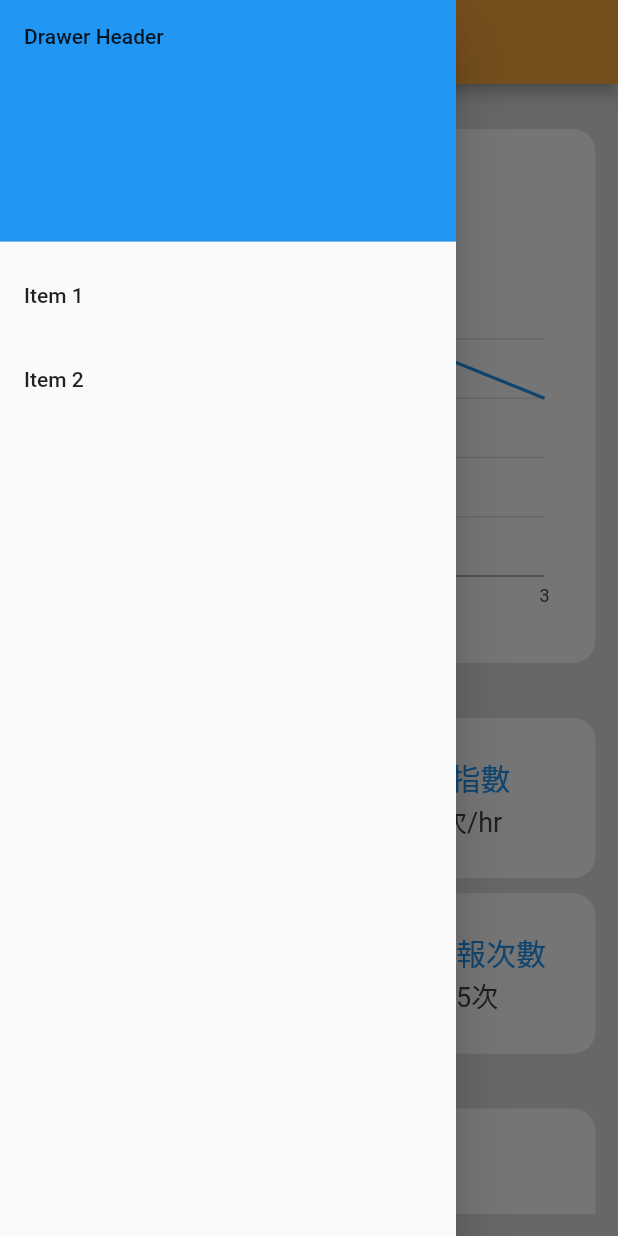
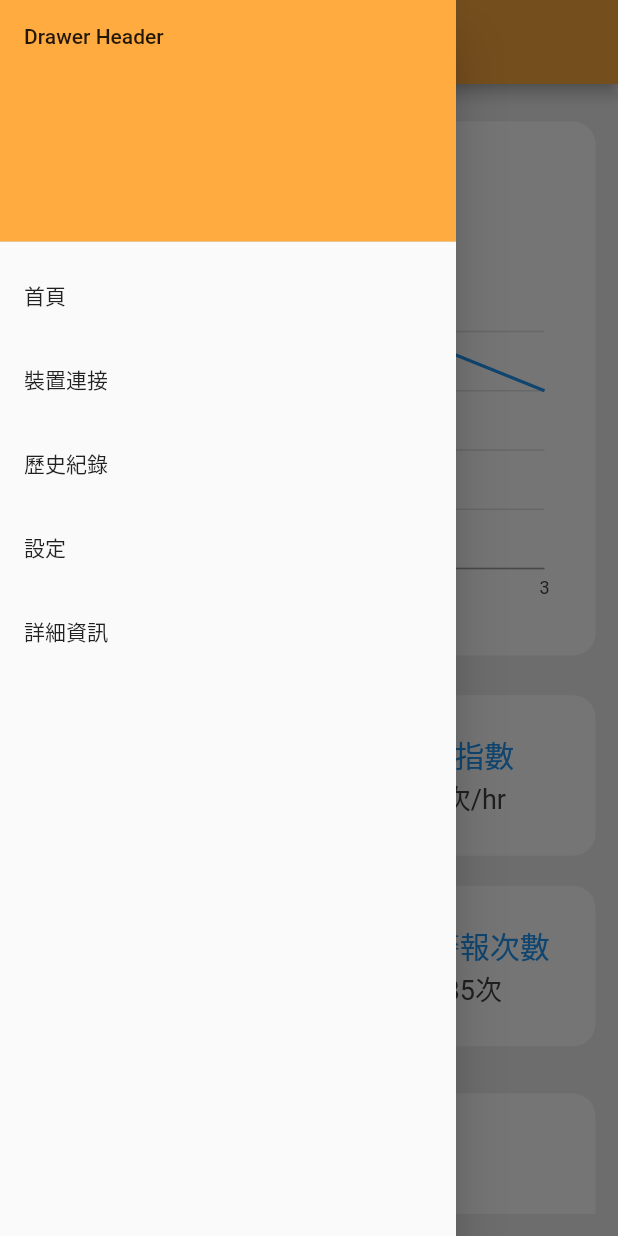
Before and after one commit to david90103/bluetooth_flutter, a Flutter app: the HomePage screen opened by its route, with the side drawer open, on a phone screen of 412 x 824 dp. Run offline on Flutter 3.47's test engine with Material 2 defaults, Android fonts, the phone set to English and light mode, and no system bars; our stand-ins replace charts_flutter, flutter_bluetooth_serial; Roboto replaces fonts that are missing (Nunito).

Commit message:
[fix]google service

```diff
--- a/lib/home.dart
+++ b/lib/home.dart
@@ -33,7 +33,7 @@ class HomePage extends StatelessWidget {
   @override
   Widget build(BuildContext context) {
     Widget row1 = Padding(
-      padding: EdgeInsets.symmetric(vertical: 15.0),
+      padding: EdgeInsets.symmetric(vertical: 10.0),
       child: Row(
         children: <Widget>[
           Expanded(
@@ -82,7 +82,7 @@ class HomePage extends StatelessWidget {
           Expanded(
             child: new Container(
               margin: EdgeInsets.only(right: 5.0),
-              padding: EdgeInsets.symmetric(vertical: 10.0),
+              padding: EdgeInsets.only(top: 20.0),
               alignment: Alignment.center,
               decoration: new BoxDecoration(
                 color: Colors.white,
@@ -110,7 +110,7 @@ class HomePage extends StatelessWidget {
             child: Column(
               children: <Widget>[
                 Container(
-                  margin: EdgeInsets.only(bottom: 5.0, left: 5.0),
+                  margin: EdgeInsets.only(bottom: 10.0, left: 10.0),
                   padding: EdgeInsets.symmetric(vertical: 25.0),
                   alignment: Alignment.center,
                   decoration: new BoxDecoration(
@@ -132,7 +132,7 @@ class HomePage extends StatelessWidget {
                   ),
                 ),
                 Container(
-                  margin: EdgeInsets.only(top: 5.0, left: 5.0),
+                  margin: EdgeInsets.only(top: 10.0, left: 10.0),
                   padding: EdgeInsets.symmetric(vertical: 25.0),
                   alignment: Alignment.center,
                   decoration: new BoxDecoration(
@@ -206,7 +206,7 @@ class HomePage extends StatelessWidget {
       padding: EdgeInsets.all(15),
       width: MediaQuery.of(context).size.width,
       decoration: BoxDecoration(
-        color: Colors.grey[300],
+        color: Colors.grey[200],
       ),
       child: ListView(
         children: <Widget>[row1, row2, row3],
@@ -221,18 +221,35 @@ class HomePage extends StatelessWidget {
           DrawerHeader(
             child: Text('Drawer Header'),
             decoration: BoxDecoration(
-              color: Colors.blue,
+              color: Colors.orangeAccent,
             ),
           ),
           ListTile(
-            title: Text('Item 1'),
+            title: Text('首頁'),
             onTap: () {
               // Update the state of the app.
-              // ...
             },
           ),
           ListTile(
-            title: Text('Item 2'),
+            title: Text('裝置連接'),
+            onTap: () {
+              // Update the state of the app.
+            },
+          ),
+          ListTile(
+            title: Text('歷史紀錄'),
+            onTap: () {
+              // Update the state of the app.
+            },
+          ),
+          ListTile(
+            title: Text('設定'),
+            onTap: () {
+              // Update the state of the app.
+            },
+          ),
+          ListTile(
+            title: Text('詳細資訊'),
             onTap: () {
               // Update the state of the app.
             },
```
Also changed, not shown: 1 other file.
